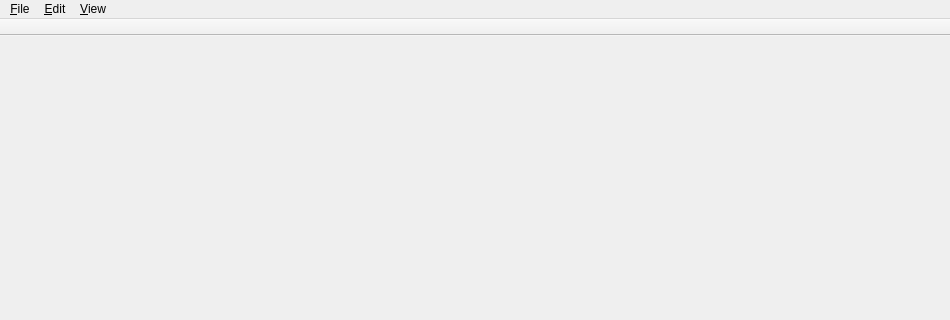
Above: navigator/MainWindow.ui from rprichard/CxxCodeBrowser before the change; both pictures show x 0 to 950 and y 0 to 320 of the 950 by 950 pixel window. Below: the same form after it.
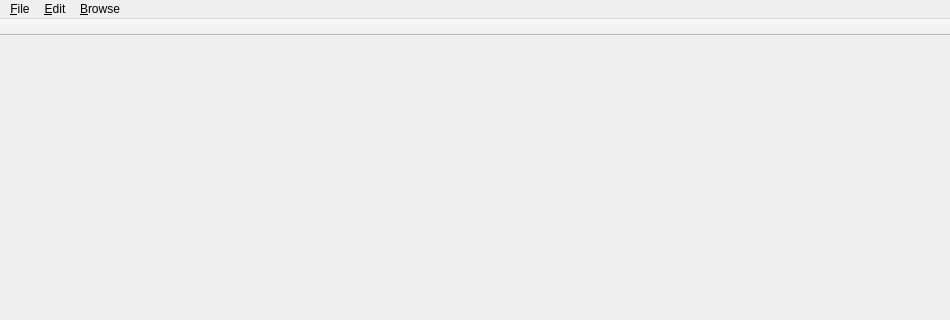
That is the form after the change. Icons and pictures are not drawn.

Commit message:
GUI touch-ups:
 * Rename file category "Outside" to "External".

 * Make Ctrl-Q work from any window.

 * Rename View to Browse.

 * Escape '&' characters in symbol names before putting them in the
   SourceView context menu.

 * The QtCreator IDE keeps trying to add <normaloff/> nodes inside the
   iconset nodes in MainWindow.ui.  Let the change go through this time.

Patch:
```diff
--- a/navigator/MainWindow.ui
+++ b/navigator/MainWindow.ui
@@ -23,9 +23,9 @@
      <height>25</height>
     </rect>
    </property>
-   <widget class="QMenu" name="menuView">
+   <widget class="QMenu" name="menuBrowse">
     <property name="title">
-     <string>&amp;View</string>
+     <string>&amp;Browse</string>
     </property>
     <addaction name="actionViewFiles"/>
     <addaction name="actionViewGlobalDefinitions"/>
@@ -46,7 +46,7 @@
    </widget>
    <addaction name="menuFile"/>
    <addaction name="menuEdit"/>
-   <addaction name="menuView"/>
+   <addaction name="menuBrowse"/>
   </widget>
   <widget class="QStatusBar" name="statusBar"/>
   <widget class="QToolBar" name="toolBar">
```
Left out of the diff: 23 changed lines with no effect on the pictures. The commit also changes 4 other files.
